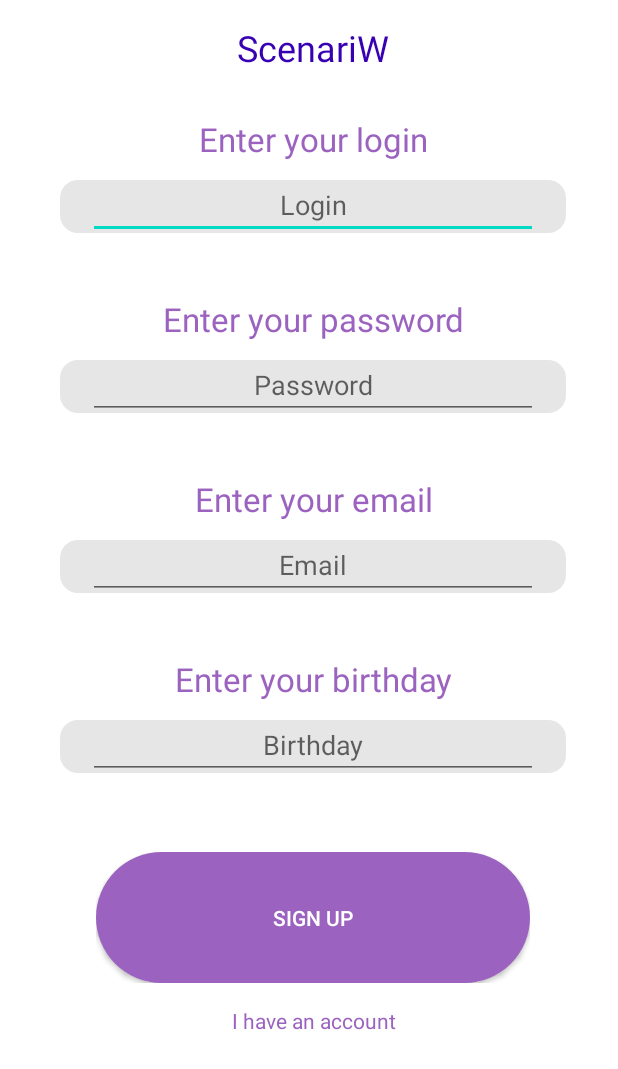
After one commit to AlexKnyaZz/ScenariW, an Android app: the registration screen opened directly, with no data from a screen before it, on a phone screen of 412 x 824 dp. The commit adds this screen. Shown: the top 1069 px of the screen. Run offline under Robolectric (Android 15) with nearby library versions, the phone set to English and light mode, and no system bars.

Commit message:
v 25.04.24/2 (registration is now available) - integrated with sql: -- registration page: data is available on sql server.
 ######
# instruction (when you create first scenario):
 - In first, add a new row. No matter that one is exists  - it's don't, it's just an illusion!
 - After adding new row you can put your text, BUT after this move you should ADD a new row!
 - If you want to remove existing row, you must ADD a new empty row and THEN remove all what you want.

 In two words:
 write? add a new row > put text > add a new row
 delete? add a new row > remove row > remove row  (you can delete only lastest elements)
 add? add a new row.

 - If you create another one scenario, it will be better if you remove all existing rows (they will appear in new project, don't ask me why - i know the problem exists and i'm trying to solve this), and then ADD a new row, and then PUT your text, and THEN ADD a new row.

 In two words:
 (remove * count of rows) > add a new row > your next actions (see instruction about first scenario above).

 in two words: create 2 rows and write a data in first; before writing data in second - create another one.

 # No matter what happens, just add a new rows before any actions!
 ######

features:
- save data of new files in key-value format
(name - name of scenario; type - type of scenario);
- names of created scenarious are displaying on a page with created scenarious;
- names can be selected (still in dev);
- scenarious can be deleted;
- scenarious can be opened;
- now all scenarious can be deleted by one tap;
- now can be added new row on an edit_page_1;
- now can be added new rows;
- now can be saved data from rows;
- now can be deleted data from rows;
- assistant is giving advices to you;
- (new feature!) assistant can setting age category for your scenario.

layouts:
- authorisation.xml
- edit_page.xml
- frame_3.xml
- list_item.xml
- scenarious.xml
- scenarious1.xml
- scenarious_create1.xml
- scenarious_create2.xml
- edit_page.xml
- edit_page_1.xml
- registration.xml

classes:
- authorisation_activity
- frame_3_activity
- scenarious
- scenarious_create1
- scenarious_create2
- edit_page
- edit_page_1
- DatabaseOfTerms
- registration

```diff
--- a/app/build.gradle.kts
+++ b/app/build.gradle.kts
@@ -37,4 +37,5 @@ dependencies {
     androidTestImplementation(libs.espresso.core)
     androidTestImplementation("androidx.test:rules:1.5.0")
 
+
 }
--- a/app/src/main/AndroidManifest.xml
+++ b/app/src/main/AndroidManifest.xml
@@ -34,6 +34,7 @@
 		<activity android:name=".scenarious_create2"/>
 		<activity android:name=".edit_page" />
 		<activity android:name=".edit_page_1" />
+		<activity android:name=".registration" />
 
 	</application>
 
--- a/app/src/main/java/alex/knyazz/myapplication/authorisation_activity.java
+++ b/app/src/main/java/alex/knyazz/myapplication/authorisation_activity.java
@@ -29,13 +29,15 @@ package alex.knyazz.myapplication;
     import android.widget.TextView;
     import android.widget.Toast;
 
+	import androidx.core.content.ContextCompat;
+
 	import java.io.IOException;
     import java.io.OutputStream;
     import java.net.HttpURLConnection;
     import java.net.URL;
     import java.net.URLEncoder;
 
-	public class authorisation_activity extends Activity {
+    public class authorisation_activity extends Activity implements View.OnClickListener {
 
 
         private View _bg__authorisation_ek2;
@@ -75,7 +77,10 @@ package alex.knyazz.myapplication;
             shape_with_text_ek2 = (ImageView) findViewById(R.id.shape_with_text_ek2);
             ______ = (TextView) findViewById(R.id.______);
             //_bg__frame_5_ek1 = (View) findViewById(R.id._bg__frame_5_ek1);
+            //регистрация
 			__________________ = (TextView) findViewById(R.id.__________________);
+			__________________.setOnClickListener(this);
+
 			shape_with_text_ek3 = (ImageView) findViewById(R.id.shape_with_text_ek3);
             shape_with_text_ek4 = (ImageView) findViewById(R.id.shape_with_text_ek4);
             shape_with_text_ek5 = (ImageView) findViewById(R.id.shape_with_text_ek5);
@@ -85,12 +90,8 @@ package alex.knyazz.myapplication;
             passwordEditText = (EditText) findViewById(R.id.password);
 
             btnLogin = (Button) findViewById(R.id.btnLogin);
-		btnLogin.setOnClickListener(new View.OnClickListener() {
-			@Override
-			public void onClick(View v) {
-				loginUser();
-			}
-		});
+            btnLogin.setOnClickListener(this);
+
 
 
             //custom code goes here
@@ -98,6 +99,8 @@ package alex.knyazz.myapplication;
 
         }
 
+
+		/*
         public void loginUser() {
             String login = loginEditText.getText().toString();
             String password = passwordEditText.getText().toString();
@@ -156,9 +159,25 @@ package alex.knyazz.myapplication;
 
         }
 
-	public void startNewActivity(View v){
+		 */
+
+        public void startNewActivity() {
             Intent intent = new Intent(authorisation_activity.this, frame_3_activity.class);
             //System.out.println("succeeeeeeeeeeeeeeeeees");
             startActivity(intent);
         }
+		public void toRegistration(){
+			Intent intent = new Intent(authorisation_activity.this, registration.class);
+			startActivity(intent);
 		}
+
+		@Override
+		public void onClick(View v) {
+			int id = v.getId();
+			if (id == R.id.btnLogin){
+				startNewActivity();
+			} else if(id == R.id.__________________){
+				toRegistration();
+			}
+		}
+	}
--- a/app/src/main/java/alex/knyazz/myapplication/edit_page_1.java
+++ b/app/src/main/java/alex/knyazz/myapplication/edit_page_1.java
@@ -594,6 +594,10 @@ public class edit_page_1 extends Activity implements View.OnClickListener {
         ed1.commit();
     }
 
+    public void checkFileWords(){
+        String text;
+        //sPref = getSharedPreferences(filename, MODE_PRIVATE);
+    }
 
     public void toCreate1(View v) {
         //Intent intent = new Intent(edit_page.this, scenarious_create1.class);
--- /dev/null
+++ b/app/src/main/java/alex/knyazz/myapplication/registration.java
@@ -0,0 +1,150 @@
+
+
+/*
+ *	This content is generated from the API File Info.
+ *	(Alt+Shift+Ctrl+I).
+ *
+ *	@desc
+ *	@file 		authorisation
+ *	@date 		Monday 25th of March 2024 09:59:09 AM
+ *	@title 		Page 1
+ *	@author
+ *	@keywords
+ *	@generator 	Export Kit v1.3.figma
+ *
+ */
+
+
+package alex.knyazz.myapplication;
+
+import android.app.Activity;
+import android.content.Intent;
+import android.os.AsyncTask;
+import android.os.Bundle;
+import android.util.Log;
+import android.view.View;
+import android.widget.Button;
+import android.widget.EditText;
+import android.widget.ImageView;
+import android.widget.TextView;
+import android.widget.Toast;
+
+import java.io.IOException;
+import java.io.OutputStream;
+import java.net.HttpURLConnection;
+import java.net.URL;
+import java.net.URLEncoder;
+
+public class registration extends Activity implements View.OnClickListener{
+
+
+    private TextView __________________;
+    private EditText loginEditText, passwordEditText;
+    private EditText editTextTextEmailAddress, editTextDate;
+    private Button btnSignUp;
+
+    @Override
+    public void onCreate(Bundle savedInstanceState) {
+
+        super.onCreate(savedInstanceState);
+        setContentView(R.layout.registration);
+
+
+        //есть аккаунт
+        __________________ = (TextView) findViewById(R.id.__________________);
+        __________________.setOnClickListener(this);
+
+        loginEditText = (EditText) findViewById(R.id.login);
+        passwordEditText = (EditText) findViewById(R.id.password);
+        editTextTextEmailAddress = (EditText) findViewById(R.id.editTextTextEmailAddress);
+        editTextDate = (EditText) findViewById(R.id.editTextDate);
+
+        btnSignUp = (Button) findViewById(R.id.btnSignUp);
+        btnSignUp.setOnClickListener(this);
+
+
+        //custom code goes here
+
+
+    }
+
+    public void loginUser() {
+        String login = loginEditText.getText().toString();
+        String password = passwordEditText.getText().toString();
+        String email = editTextTextEmailAddress.getText().toString();
+        String birthday = editTextDate.getText().toString();
+
+        // Отправка данных на сервер
+        new SendDataToServerTask().execute(login, password, email, birthday);
+    }
+
+
+
+    private class SendDataToServerTask extends AsyncTask<String, Void, Boolean> {
+        @Override
+        protected Boolean doInBackground(String... params) {
+            String login = params[0];
+            String password = params[1];
+            String email = params[2];
+            String birthday = params[3];
+            try {
+                // Создаем URL сервера и подключаемся к нему
+                URL url = new URL("http://scenariw.ru.swtest.ru/register.php");
+                HttpURLConnection urlConnection = (HttpURLConnection) url.openConnection();
+
+                // Устанавливаем метод запроса и параметры запроса
+                urlConnection.setRequestMethod("POST");
+                urlConnection.setDoOutput(true);
+
+                // Формируем данные для отправки
+                String postData = "login=" + URLEncoder.encode(login, "UTF-8") +
+                        "&password=" + URLEncoder.encode(password, "UTF-8") +
+                        "&email=" + URLEncoder.encode(email, "UTF-8") +
+                        "&birthday=" + URLEncoder.encode(birthday, "UTF-8");
+
+                // Отправляем данные на сервер
+                OutputStream os = urlConnection.getOutputStream();
+                os.write(postData.getBytes());
+                os.flush();
+                os.close();
+
+                // Проверяем код ответа сервера
+                int responseCode = urlConnection.getResponseCode();
+                if (responseCode == HttpURLConnection.HTTP_OK) {
+                    return true; // Успешно отправлено
+                } else {
+                    return false; // Ошибка при отправке
+                }
+            } catch (IOException e) {
+                Log.e("Error", "Error sending data to server: " + e.getMessage());
+                return false;
+            }
+        }
+
+        @Override
+        protected void onPostExecute(Boolean result) {
+            if (result) {
+                // Данные успешно отправлены
+                Toast.makeText(registration.this, "Данные успешно отправлены на сервер", Toast.LENGTH_SHORT).show();
+            } else {
+                // Ошибка при отправке данных
+                Toast.makeText(registration.this, "Ошибка при отправке данных на сервер", Toast.LENGTH_SHORT).show();
+            }
+        }
+    }
+
+    public void haveAcc(){
+        Intent intent = new Intent(registration.this, authorisation_activity.class);
+        startActivity(intent);
+    }
+
+    @Override
+    public void onClick(View v) {
+        int id = v.getId();
+        if (id == R.id.btnSignUp){
+            loginUser();
+        } else if(id == R.id.__________________){
+            haveAcc();
+        }
+    }
+}
--- /dev/null
+++ b/app/src/main/res/layout/registration.xml
@@ -0,0 +1,312 @@
+<HorizontalScrollView xmlns:android="http://schemas.android.com/apk/res/android"
+	android:layout_width="match_parent"
+	android:layout_height="wrap_content">
+	<!--
+	/*
+	 *	This content is generated from the API File Info.
+	 *	(Alt+Shift+Ctrl+I).
+	 *
+	 *	@desc
+	 *	@file 		authorisation
+	 *	@date 		Monday 25th of March 2024 09:59:09 AM
+	 *	@title 		Page 1
+	 *	@author
+	 *	@keywords
+	 *	@generator 	Export Kit v1.3.figma
+	 *
+	 */
+	-->
+	<ScrollView android:id="@+id/registration"
+		android:layout_width="wrap_content"
+		android:layout_height="match_parent" >
+
+		<RelativeLayout android:id="@+id/content_container"
+			android:layout_width="wrap_content"
+			android:layout_marginLeft="10dp"
+			android:layout_marginRight="1.9dp"
+			android:layout_height="wrap_content"
+			android:gravity="center"
+			>
+
+
+
+
+			<RelativeLayout android:id="@+id/page_authorisation_ek1"
+				android:layout_marginTop="0dp"
+				android:layout_marginStart="0dp"
+				android:layout_width="wrap_content"
+				android:layout_height="wrap_content"
+				android:layout_centerHorizontal="true"
+				>
+
+				<View
+					android:id="@+id/_bg__authorisation_ek2"
+					android:layout_width="380dp"
+					android:layout_height="790dp"
+					android:layout_marginStart="0dp"
+					android:layout_marginTop="0dp"
+					android:background="@drawable/_bg__authorisation_ek2_shape" />
+
+
+
+				<ImageView android:id="@+id/shape_with_text"
+					android:src="@drawable/shape_with_text"
+					android:contentDescription="shape_with_text"
+					 android:layout_marginStart="0dp"
+					android:layout_marginTop="0dp"
+					android:layout_centerHorizontal="true"
+					android:layout_width="380dp"
+					android:layout_height="790dp" />
+
+
+				<TextView
+					android:layout_width="378.4dp"
+					android:layout_height="69.4dp"
+					android:layout_centerHorizontal="true"
+					android:layout_marginStart="19dp"
+					android:layout_marginTop="58dp"
+
+					android:gravity="center"
+					android:text="@string/registration_string"
+					android:textColor="#9b63bf"
+					android:textSize="10pt"
+
+					/>
+
+				<ImageView
+					android:layout_width="337dp"
+					android:layout_height="35dp"
+					android:layout_centerHorizontal="true"
+					android:layout_marginStart="19dp"
+					android:layout_marginTop="120dp"
+					android:background="@drawable/roundstyle"
+					android:backgroundTint="@color/ccc"
+					android:contentDescription="shape_with_text_ek1"
+					android:gravity="center" />
+
+				<EditText
+					android:id="@+id/login"
+					android:layout_width="300dp"
+					android:layout_height="39dp"
+					android:layout_marginLeft="0dp"
+					android:layout_marginTop="120dp"
+					android:hint="@string/login_string"
+
+					android:gravity="center"
+					android:layout_centerHorizontal="true"
+
+					/>
+
+				<TextView
+					android:layout_width="378.4dp"
+					android:layout_height="69.4dp"
+					android:layout_centerHorizontal="true"
+					android:layout_marginStart="19dp"
+					android:layout_marginTop="178dp"
+
+					android:gravity="center"
+					android:text="@string/registration_string_pass"
+					android:textColor="#9b63bf"
+					android:textSize="10pt"
+
+					/>
+
+				<ImageView
+					android:layout_width="337dp"
+					android:layout_height="35dp"
+					android:layout_centerHorizontal="true"
+					android:layout_marginStart="19dp"
+					android:layout_marginTop="240dp"
+					android:background="@drawable/roundstyle"
+					android:backgroundTint="@color/ccc"
+					android:contentDescription="shape_with_text_ek1"
+					android:gravity="center" />
+
+				<EditText
+					android:id="@+id/password"
+					android:layout_width="300dp"
+					android:layout_height="39dp"
+					android:layout_marginLeft="0dp"
+					android:layout_marginTop="240dp"
+					android:hint="@string/Password_string"
+
+					android:gravity="center"
+					android:layout_centerHorizontal="true"
+
+					/>
+
+				<TextView
+					android:layout_width="378.4dp"
+					android:layout_height="69.4dp"
+					android:layout_centerHorizontal="true"
+					android:layout_marginStart="19dp"
+					android:layout_marginTop="298dp"
+
+					android:gravity="center"
+					android:text="@string/email"
+					android:textColor="#9b63bf"
+					android:textSize="10pt"
+
+					/>
+
+				<ImageView
+					android:layout_width="337dp"
+					android:layout_height="35dp"
+					android:layout_centerHorizontal="true"
+					android:layout_marginStart="19dp"
+					android:layout_marginTop="360dp"
+					android:background="@drawable/roundstyle"
+					android:backgroundTint="@color/ccc"
+					android:contentDescription="shape_with_text_ek1"
+					android:gravity="center" />
+
+
+
+				<EditText
+					android:id="@+id/editTextTextEmailAddress"
+					android:layout_width="300dp"
+					android:layout_height="39dp"
+					android:layout_marginLeft="0dp"
+					android:layout_marginTop="360dp"
+					android:hint="@string/email_string"
+
+					android:gravity="center"
+					android:layout_centerHorizontal="true"
+
+					android:ems="10"
+					android:inputType="textEmailAddress" />
+
+
+				<TextView
+					android:layout_width="378.4dp"
+					android:layout_height="69.4dp"
+					android:layout_centerHorizontal="true"
+					android:layout_marginStart="19dp"
+					android:layout_marginTop="418dp"
+
+					android:gravity="center"
+					android:text="@string/birthday"
+					android:textColor="#9b63bf"
+					android:textSize="10pt"
+
+					/>
+
+				<ImageView
+					android:layout_width="337dp"
+					android:layout_height="35dp"
+					android:layout_centerHorizontal="true"
+					android:layout_marginStart="19dp"
+					android:layout_marginTop="480dp"
+					android:background="@drawable/roundstyle"
+					android:backgroundTint="@color/ccc"
+					android:contentDescription="shape_with_text_ek1"
+					android:gravity="center" />
+
+				<EditText
+					android:id="@+id/editTextDate"
+					android:layout_width="300dp"
+					android:layout_height="39dp"
+					android:layout_marginLeft="0dp"
+					android:layout_marginTop="480dp"
+					android:hint="@string/birthday_string"
+
+					android:gravity="center"
+					android:layout_centerHorizontal="true"
+
+					android:ems="10"
+					android:inputType="date" />
+				<!-- aaaaaaaaaaaaaaaaaaaaaaaa -->
+
+
+				<RelativeLayout android:id="@+id/frame_5"
+					android:layout_marginTop="568dp"
+					android:layout_marginStart="43dp"
+					android:layout_width="wrap_content"
+					android:layout_height="wrap_content"
+					android:layout_centerHorizontal="true"
+					>
+
+
+					<Button
+						android:id="@+id/btnSignUp"
+						android:layout_width="289dp"
+						android:layout_height="87dp"
+						android:layout_centerHorizontal="true"
+
+						android:layout_marginStart="0dp"
+						android:layout_marginTop="0dp"
+						android:background="@drawable/roundstyle2"
+						android:backgroundTint="#9b63bf"
+						android:gravity="center"
+						android:onClick="startNewActivity"
+
+						android:text="@string/btnSignUp"
+						android:textAlignment="center"
+						android:textColor="@color/white" />
+
+				</RelativeLayout>
+
+
+				<TextView
+					android:id="@+id/__________________"
+					android:layout_width="200dp"
+					android:layout_height="25.4dp"
+					android:layout_centerHorizontal="true"
+					android:layout_marginLeft="113dp"
+					android:layout_marginTop="668dp"
+					android:gravity="center"
+					android:text="@string/toLogIn"
+					android:textColor="#9b63bf"
+					android:textSize="14sp"
+
+					/>
+
+				<TextView
+					android:id="@+id/___________________"
+					android:layout_width="277.4dp"
+					android:layout_height="44.4dp"
+					android:layout_centerHorizontal="true"
+					android:layout_marginLeft="59dp"
+					android:layout_marginTop="9dp"
+					android:gravity="center"
+					android:text="@string/AppName_string"
+					android:textColor="@color/purple_700"
+					android:textSize="24sp" />
+
+
+
+				<!--
+				<TextView
+					android:id="@+id/ivan293"
+					android:layout_width="68.4dp"
+					android:layout_height="26.4dp"
+					android:layout_marginLeft="160dp"
+					android:layout_marginTop="434dp"
+					android:text="@string/ivan293_string"
+					android:gravity="center"
+					android:layout_centerHorizontal="true"
+
+					android:textColor="@color/___________________________________________________________________color"
+					android:textSize="14sp" />
+					-->
+
+
+				<!--
+                <TextView android:id="@+id/________"
+					android:textSize="14sp"
+					android:textColor="@color/___________________________________________________________________color"
+					android:layout_marginLeft="162dp"
+					android:layout_marginTop="504dp"
+					android:layout_width="64.4dp"
+					android:layout_height="25.4dp"
+					android:gravity="center"
+					android:layout_centerHorizontal="true"
+					android:text="@string/_________string"
+					 />
+					 -->
+
+			</RelativeLayout>
+		</RelativeLayout>
+
+	</ScrollView>
+</HorizontalScrollView>
--- a/app/src/main/res/values/ids.xml
+++ b/app/src/main/res/values/ids.xml
@@ -1,6 +1,8 @@
 <?xml version="1.0" encoding="utf-8"?>
 <resources>
     <item name="_bg__frame_3" type="id" />
+    <item name="registration" type="id" />
+    <item name="btnSignUp" type="id" />
     <item name="shape_with_text_ek10" type="id" />
     <item name="shape_with_text_ek11" type="id" />
     <item name="shape_with_text_ek12" type="id" />
@@ -38,4 +40,5 @@
     <item name="assist3" type="id" />
     <item name="assistent" type="id" />
     <item name="categoryAssist" type="id" />
+    <item name="email" type="id" />
 </resources>
--- a/app/src/main/res/values/strings.xml
+++ b/app/src/main/res/values/strings.xml
@@ -7,6 +7,16 @@
 	<string name="login_string">Login</string>
 	<string name="Welcome_string">Welcome!\nSign in or sign up to continue.</string>
 	<string name="Welcome1_string">Log in or log up to continue.</string>
+
+	<string name="registration_string">Enter your login</string>
+	<string name="registration_string_pass">Enter your password</string>
+	<string name="email">Enter your email</string>
+	<string name="email_string">Email</string>
+	<string name="birthday">Enter your birthday</string>
+	<string name="birthday_string">Birthday</string>
+
+	<string name="btnSignUp">Sign Up</string>
+	<string name="toLogIn">I have an account</string>
 
 	<string name="Password_string">Password</string>
 	<string name="AppName_string">ScenariW</string>
```
Also changed, not shown: 2 other files. Lines whose indentation alone changed are shown as unchanged.
